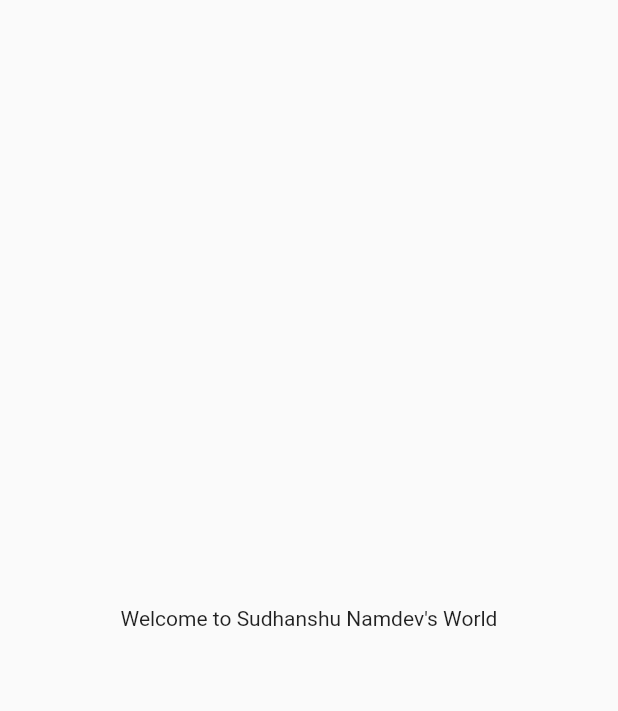
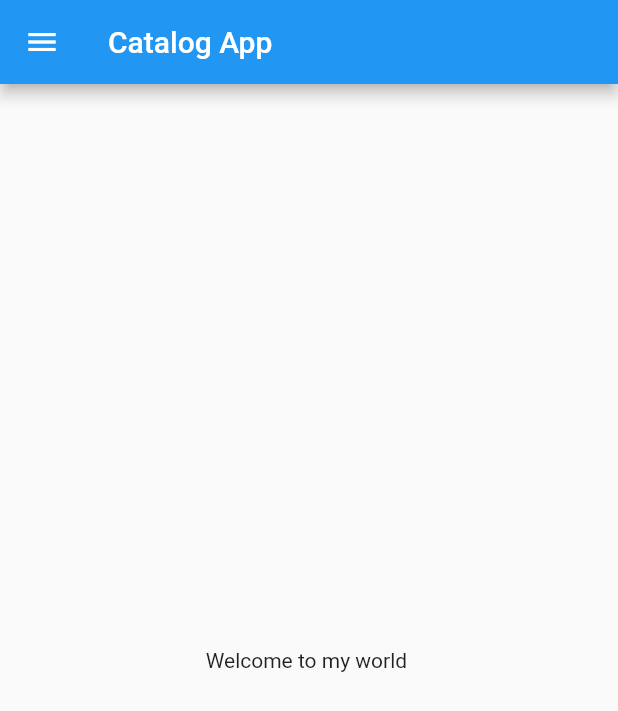
Before and after one commit to sudhanshun45/CatalogApp, a Flutter app: the screen it shows after launch, on a phone screen of 412 x 824 dp. Shown: the top 711 px of the screen. Run offline on Flutter 3.47's test engine with Material 2 defaults, Android fonts, the phone set to English and light mode, and no system bars.

Commit message:
Day 2 Completed

```diff
--- /dev/null
+++ b/lib/home_page.dart
@@ -0,0 +1,16 @@
+import 'package:flutter/material.dart';
+
+class HomePage extends StatelessWidget {
+  @override
+  Widget build(BuildContext context) {
+    return Scaffold(
+      appBar: AppBar(
+        title: Text("Catalog App"),
+      ),
+      body: Center(
+        child: Text("Welcome to my world "),
+      ),
+      drawer: Drawer(),
+    );
+  }
+}
--- a/lib/main.dart
+++ b/lib/main.dart
@@ -1,19 +1,13 @@
 import 'package:flutter/material.dart';
+import 'home_page.dart';
 
 void main() {
   runApp(MyApp());
 }
 
 class MyApp extends StatelessWidget {
-  const MyApp({Key? key}) : super(key: key);
-
   @override
   Widget build(BuildContext context) {
-    return MaterialApp(
-        home: Material(
-      child: Container(
-        child: Center(child: Text("Welcome to Sudhanshu Namdev's World")),
-      ),
-    ));
+    return MaterialApp(home: HomePage());
   }
 }
```
